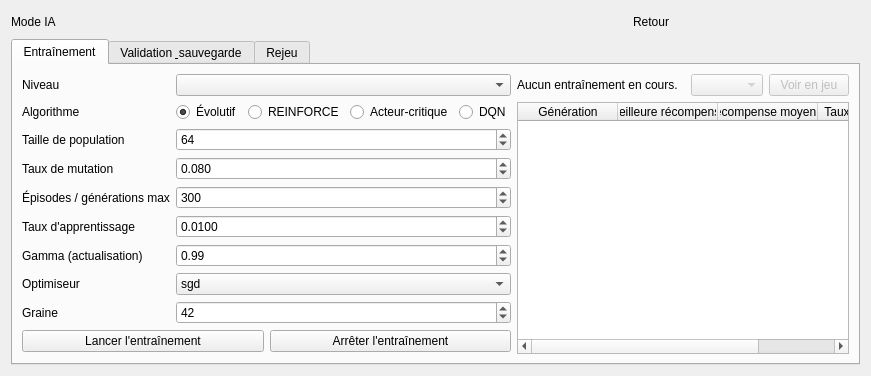
Before: the Qt Designer form Source/Elements/UI/AiModeScreen.ui in azertval/ProjectGaming, drawn with Qt 5.
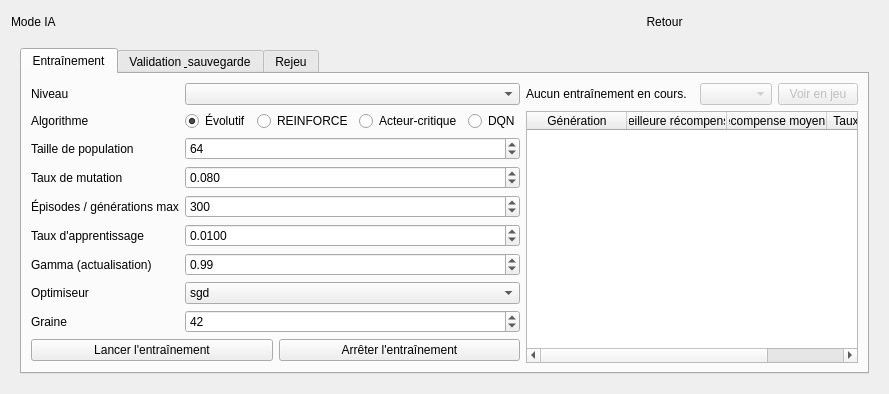
After: the same form once the commit is applied. Custom widgets are drawn as their Qt base class.

Commit message: feat(ihm): mettre le Mode IA en conformite avec l'identite pixel art

Patch:
```diff
--- a/Source/Elements/UI/AiModeScreen.ui
+++ b/Source/Elements/UI/AiModeScreen.ui
@@ -25,6 +25,11 @@
     </layout>
    </item>
    <item>
+    <!-- Cadre a bordure franche de l'identite pixel art (EX-IHM-070), comme l'ecran de
+         pause et l'ecran de fin de niveau. -->
+    <widget class="hmi::PixelFrameWidget" name="contentFrame">
+     <layout class="QVBoxLayout" name="contentFrameLayout">
+      <item>
     <widget class="QTabWidget" name="tabs">
 
      <!-- ===== Onglet Entrainement ===== -->
@@ -222,10 +227,19 @@
      </widget>
 
     </widget>
+      </item>
+     </layout>
+    </widget>
    </item>
   </layout>
  </widget>
  <customwidgets>
+  <customwidget>
+   <class>hmi::PixelFrameWidget</class>
+   <extends>QWidget</extends>
+   <header>HMI/Interface/PixelFrameWidget.h</header>
+   <container>1</container>
+  </customwidget>
   <customwidget>
    <class>hmi::PixelMenuButton</class>
    <extends>QPushButton</extends>
```
The commit also changes 11 other files.
